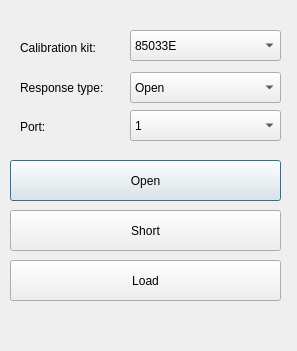
Qt form gui/ui/calibration.ui (jsantos17/Tesis) before a commit.
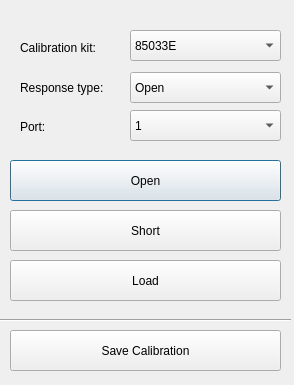
The same form after that commit.

Commit message: Save calibration button

The edit to the form file:
```diff
--- a/gui/ui/calibration.ui
+++ b/gui/ui/calibration.ui
@@ -9,8 +9,8 @@
    <rect>
     <x>0</x>
     <y>0</y>
-    <width>297</width>
-    <height>351</height>
+    <width>294</width>
+    <height>385</height>
    </rect>
   </property>
   <property name="sizePolicy">
@@ -163,6 +163,32 @@
     </property>
    </item>
   </widget>
+  <widget class="Line" name="sepline">
+   <property name="geometry">
+    <rect>
+     <x>0</x>
+     <y>310</y>
+     <width>291</width>
+     <height>20</height>
+    </rect>
+   </property>
+   <property name="orientation">
+    <enum>Qt::Horizontal</enum>
+   </property>
+  </widget>
+  <widget class="QPushButton" name="savecal_button">
+   <property name="geometry">
+    <rect>
+     <x>10</x>
+     <y>330</y>
+     <width>271</width>
+     <height>41</height>
+    </rect>
+   </property>
+   <property name="text">
+    <string>Save Calibration</string>
+   </property>
+  </widget>
  </widget>
  <resources/>
  <connections/>
```
The commit also changes 2 other files.
